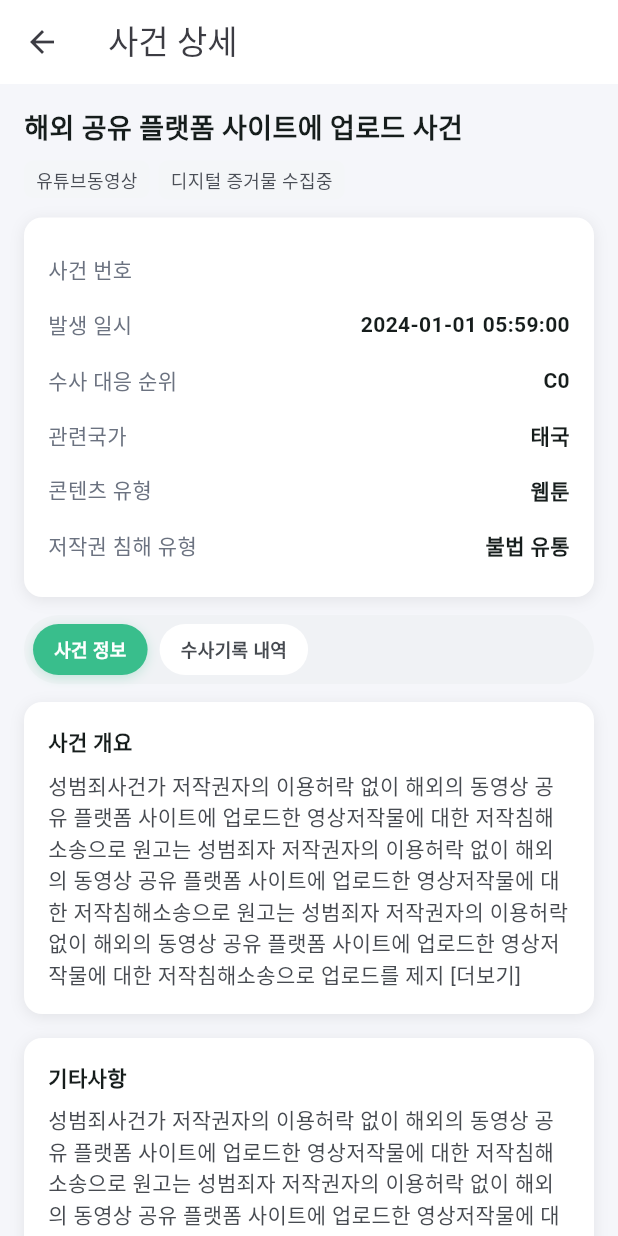
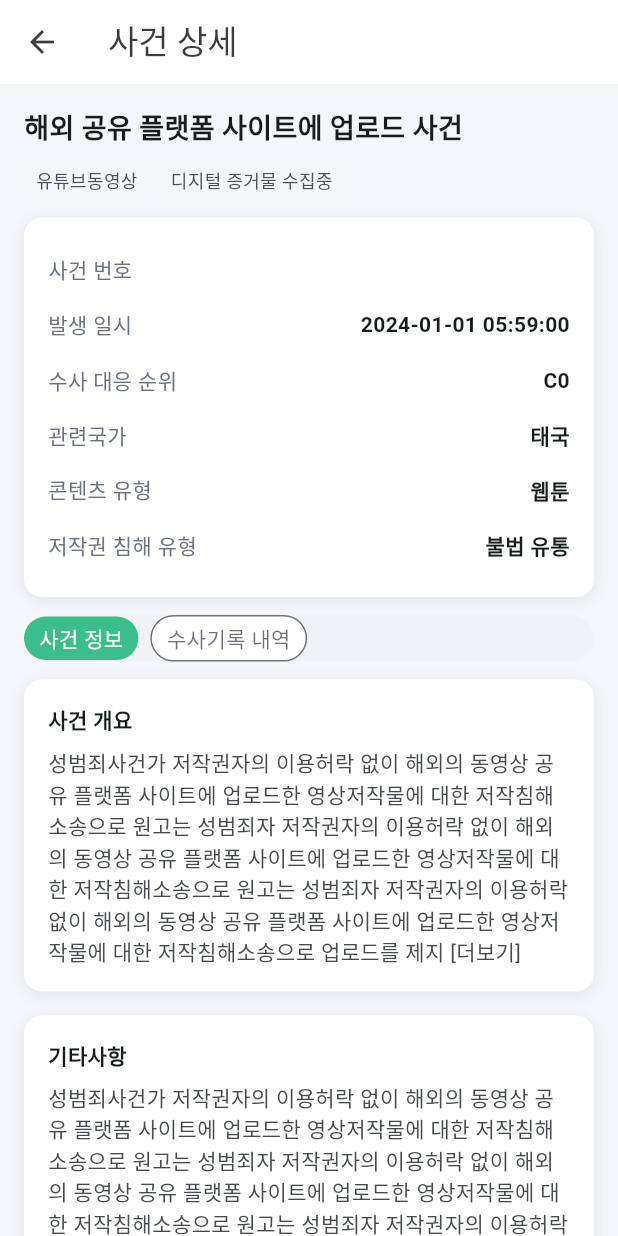
Before and after one commit to otgonjargal2019/jic_mobile, a Flutter app: the CaseDetailPage screen opened by its route, on a phone screen of 412 x 824 dp. Run offline on Flutter 3.47's test engine with Material 3 defaults, Android fonts, the phone set to English and light mode, and no system bars; our stand-ins replace cookie_jar, dio, dio_cookie_manager, flutter_html, shared_preferences, socket_io_client; accounts and stored records are empty.

Commit message:
common widget: tuning

```diff
--- a/lib/core/widgets/segmented_tabs.dart
+++ b/lib/core/widgets/segmented_tabs.dart
@@ -15,13 +15,13 @@ class SegmentedTabs extends StatelessWidget {
     required this.onChanged,
     this.backgroundColor = const Color(0xFFF0F2F5),
     this.selectedColor = const Color(0xFF39BE8C),
-    this.textColor = const Color(0xFF464A50),
+    this.textColor = const Color(0xB3363249),
   });
 
   @override
   Widget build(BuildContext context) {
     return Container(
-      padding: const EdgeInsets.all(6),
+      padding: EdgeInsets.zero,
       decoration: BoxDecoration(
         color: backgroundColor,
         borderRadius: BorderRadius.circular(999),
@@ -34,6 +34,7 @@ class SegmentedTabs extends StatelessWidget {
               selected: index == i,
               label: labels[i],
               onTap: () => onChanged(i),
+              textColor: textColor,
             ),
             if (i != labels.length - 1) const SizedBox(width: 8),
           ],
@@ -46,30 +47,40 @@ class SegmentedTabs extends StatelessWidget {
     required bool selected,
     required String label,
     required VoidCallback onTap,
+    required Color textColor,
   }) {
     return InkWell(
       onTap: onTap,
       borderRadius: BorderRadius.circular(999),
       child: Container(
-        padding: const EdgeInsets.symmetric(horizontal: 14, vertical: 8),
+        padding: const EdgeInsets.symmetric(horizontal: 10, vertical: 4),
         decoration: BoxDecoration(
           color: selected ? selectedColor : Colors.white,
           borderRadius: BorderRadius.circular(999),
-          boxShadow: selected
-              ? [
-                  BoxShadow(
-                    color: selectedColor.withOpacity(0.25),
-                    blurRadius: 6,
-                    offset: const Offset(0, 2),
-                  ),
-                ]
-              : null,
+          border: selected ? null : Border(
+            top: BorderSide(
+              color: textColor,
+              width: 1,
+            ),
+            left: BorderSide(
+              color: textColor,
+              width: 1,
+            ),
+            right: BorderSide(
+              color: textColor,
+              width: 1,
+            ),
+            bottom: BorderSide(
+              color: textColor,
+              width: 1,
+            ),
+          ),
         ),
         child: Text(
           label,
           style: TextStyle(
-            fontWeight: FontWeight.w700,
-            fontSize: 12,
+            fontWeight: FontWeight.normal,
+            fontSize: 14,
             color: selected ? Colors.white : textColor,
           ),
         ),
```
